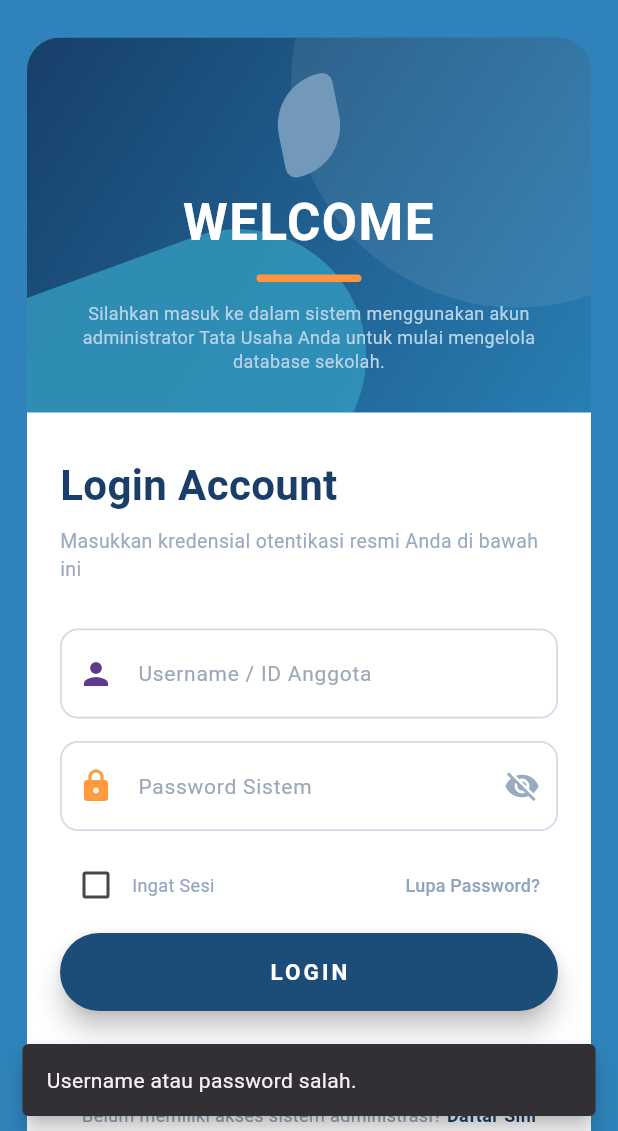
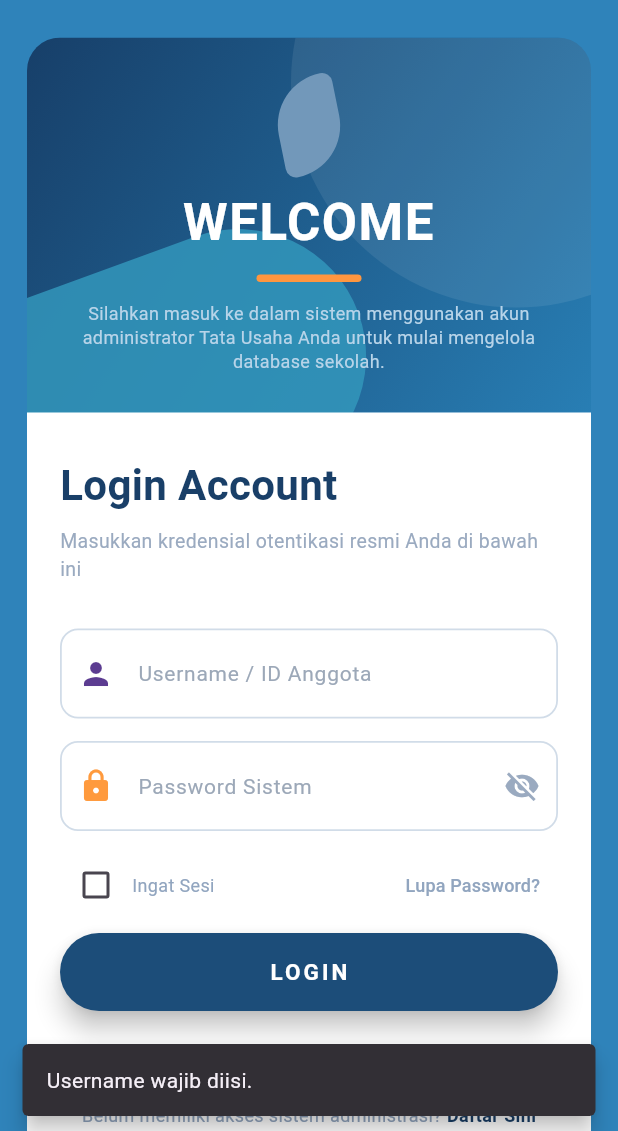
Before and after one commit to 2413025022RhosaThatiaAnista/sia_tu_mobile, a Flutter app: the screen it shows after launch, after a tap on "LOGIN", on a phone screen of 412 x 824 dp, the part 105-1236 px from its top. Run offline on Flutter 3.47's test engine with Material 3 defaults, Android fonts, the phone set to English and light mode, and no system bars; our stand-ins replace file_picker; Roboto replaces fonts that are missing (Arial).

Commit message:
Improve Login Page

```diff
--- a/lib/pages/login_page.dart
+++ b/lib/pages/login_page.dart
@@ -17,6 +17,7 @@ class _LoginPageState extends State<LoginPage> {
 
   bool rememberMe = false;
   bool hidePassword = true;
+  bool isLoading = false;
 
   @override
   void dispose() {
@@ -26,6 +27,10 @@ class _LoginPageState extends State<LoginPage> {
   }
 
   void showMessage(String message) {
+    if (!mounted) return;
+
+    ScaffoldMessenger.of(context).hideCurrentSnackBar();
+
     ScaffoldMessenger.of(context).showSnackBar(
       SnackBar(
         content: Text(message),
@@ -34,9 +39,48 @@ class _LoginPageState extends State<LoginPage> {
     );
   }
 
-  void login() {
+  Future<void> login() async {
+    if (isLoading) return;
+
     final String username = usernameController.text.trim();
     final String password = passwordController.text.trim();
+
+    // ==========================================================
+    // VALIDASI USERNAME
+    // ==========================================================
+
+    if (username.isEmpty) {
+      showMessage('Username wajib diisi.');
+      return;
+    }
+
+    // ==========================================================
+    // VALIDASI PASSWORD
+    // ==========================================================
+
+    if (password.isEmpty) {
+      showMessage('Password wajib diisi.');
+      return;
+    }
+
+    // ==========================================================
+    // LOADING LOGIN
+    // ==========================================================
+
+    setState(() {
+      isLoading = true;
+    });
+
+    // Simulasi proses autentikasi
+    await Future.delayed(
+      const Duration(milliseconds: 800),
+    );
+
+    if (!mounted) return;
+
+    // ==========================================================
+    // CEK AKUN
+    // ==========================================================
 
     if (username == 'admin' && password == 'admin123') {
       Navigator.pushReplacement(
@@ -46,7 +90,13 @@ class _LoginPageState extends State<LoginPage> {
         ),
       );
     } else {
-      showMessage('Username atau password salah.');
+      setState(() {
+        isLoading = false;
+      });
+
+      showMessage(
+        'Username atau password salah.',
+      );
     }
   }
 
@@ -60,7 +110,8 @@ class _LoginPageState extends State<LoginPage> {
         child: SafeArea(
           child: LayoutBuilder(
             builder: (context, constraints) {
-              final bool desktop = constraints.maxWidth >= 800;
+              final bool desktop =
+                  constraints.maxWidth >= 800;
 
               return SingleChildScrollView(
                 physics: const BouncingScrollPhysics(),
@@ -90,9 +141,7 @@ class _LoginPageState extends State<LoginPage> {
                                 size: 30,
                               ),
                             ),
-
                             const SizedBox(width: 14),
-
                             const Text(
                               'SIA-TU SEKOLAH',
                               style: TextStyle(
@@ -201,7 +250,8 @@ class _LoginPageState extends State<LoginPage> {
               width: 430,
               height: 430,
               decoration: BoxDecoration(
-                color: Colors.white.withValues(alpha: 0.08),
+                color:
+                    Colors.white.withValues(alpha: 0.08),
                 shape: BoxShape.circle,
               ),
             ),
@@ -218,7 +268,8 @@ class _LoginPageState extends State<LoginPage> {
                 decoration: BoxDecoration(
                   color: const Color(0xFF3296BB)
                       .withValues(alpha: 0.85),
-                  borderRadius: BorderRadius.circular(130),
+                  borderRadius:
+                      BorderRadius.circular(130),
                 ),
               ),
             ),
@@ -231,8 +282,10 @@ class _LoginPageState extends State<LoginPage> {
               width: 48,
               height: 48,
               decoration: BoxDecoration(
-                color: Colors.white.withValues(alpha: 0.10),
-                borderRadius: BorderRadius.circular(25),
+                color:
+                    Colors.white.withValues(alpha: 0.10),
+                borderRadius:
+                    BorderRadius.circular(25),
               ),
             ),
           ),
@@ -244,7 +297,8 @@ class _LoginPageState extends State<LoginPage> {
               width: 58,
               height: 58,
               decoration: BoxDecoration(
-                color: Colors.white.withValues(alpha: 0.10),
+                color:
+                    Colors.white.withValues(alpha: 0.10),
                 shape: BoxShape.circle,
               ),
             ),
@@ -254,7 +308,8 @@ class _LoginPageState extends State<LoginPage> {
             child: Padding(
               padding: const EdgeInsets.all(35),
               child: Column(
-                mainAxisAlignment: MainAxisAlignment.center,
+                mainAxisAlignment:
+                    MainAxisAlignment.center,
                 children: [
                   Transform.rotate(
                     angle: -0.2,
@@ -263,11 +318,16 @@ class _LoginPageState extends State<LoginPage> {
                       height: 90,
                       decoration: const BoxDecoration(
                         color: Color(0xFF7298BA),
-                        borderRadius: BorderRadius.only(
-                          topLeft: Radius.circular(50),
-                          topRight: Radius.circular(10),
-                          bottomLeft: Radius.circular(10),
-                          bottomRight: Radius.circular(50),
+                        borderRadius:
+                            BorderRadius.only(
+                          topLeft:
+                              Radius.circular(50),
+                          topRight:
+                              Radius.circular(10),
+                          bottomLeft:
+                              Radius.circular(10),
+                          bottomRight:
+                              Radius.circular(50),
                         ),
                       ),
                     ),
@@ -293,7 +353,8 @@ class _LoginPageState extends State<LoginPage> {
                     height: 6,
                     decoration: BoxDecoration(
                       color: const Color(0xFFFF963F),
-                      borderRadius: BorderRadius.circular(10),
+                      borderRadius:
+                          BorderRadius.circular(10),
                     ),
                   ),
 
@@ -347,7 +408,8 @@ class _LoginPageState extends State<LoginPage> {
               width: 300,
               height: 300,
               decoration: BoxDecoration(
-                color: Colors.white.withValues(alpha: 0.08),
+                color:
+                    Colors.white.withValues(alpha: 0.08),
                 shape: BoxShape.circle,
               ),
             ),
@@ -364,7 +426,8 @@ class _LoginPageState extends State<LoginPage> {
                 decoration: BoxDecoration(
                   color: const Color(0xFF3296BB)
                       .withValues(alpha: 0.85),
-                  borderRadius: BorderRadius.circular(130),
+                  borderRadius:
+                      BorderRadius.circular(130),
                 ),
               ),
             ),
@@ -377,7 +440,8 @@ class _LoginPageState extends State<LoginPage> {
                 vertical: 15,
               ),
               child: Column(
-                mainAxisAlignment: MainAxisAlignment.center,
+                mainAxisAlignment:
+                    MainAxisAlignment.center,
                 children: [
                   Transform.rotate(
                     angle: -0.2,
@@ -386,11 +450,16 @@ class _LoginPageState extends State<LoginPage> {
                       height: 65,
                       decoration: const BoxDecoration(
                         color: Color(0xFF7298BA),
-                        borderRadius: BorderRadius.only(
-                          topLeft: Radius.circular(40),
-                          topRight: Radius.circular(8),
-                          bottomLeft: Radius.circular(8),
-                          bottomRight: Radius.circular(40),
+                        borderRadius:
+                            BorderRadius.only(
+                          topLeft:
+                              Radius.circular(40),
+                          topRight:
+                              Radius.circular(8),
+                          bottomLeft:
+                              Radius.circular(8),
+                          bottomRight:
+                              Radius.circular(40),
                         ),
                       ),
                     ),
@@ -416,14 +485,16 @@ class _LoginPageState extends State<LoginPage> {
                     height: 5,
                     decoration: BoxDecoration(
                       color: const Color(0xFFFF963F),
-                      borderRadius: BorderRadius.circular(10),
+                      borderRadius:
+                          BorderRadius.circular(10),
                     ),
                   ),
 
                   const SizedBox(height: 13),
 
                   const Padding(
-                    padding: EdgeInsets.symmetric(horizontal: 8),
+                    padding:
+                        EdgeInsets.symmetric(horizontal: 8),
                     child: Text(
                       'Silahkan masuk ke dalam sistem menggunakan akun '
                       'administrator Tata Usaha Anda untuk mulai '
@@ -528,8 +599,13 @@ class _LoginPageState extends State<LoginPage> {
 
         const SizedBox(height: 30),
 
+        // ======================================================
+        // USERNAME
+        // ======================================================
+
         TextField(
           controller: usernameController,
+          textInputAction: TextInputAction.next,
           decoration: InputDecoration(
             hintText: 'Username / ID Anggota',
             hintStyle: TextStyle(
@@ -540,22 +616,26 @@ class _LoginPageState extends State<LoginPage> {
               Icons.person,
               color: Color(0xFF5C3C91),
             ),
-            contentPadding: const EdgeInsets.symmetric(
+            contentPadding:
+                const EdgeInsets.symmetric(
               vertical: 18,
               horizontal: 15,
             ),
             border: OutlineInputBorder(
-              borderRadius: BorderRadius.circular(12),
+              borderRadius:
+                  BorderRadius.circular(12),
             ),
             enabledBorder: OutlineInputBorder(
-              borderRadius: BorderRadius.circular(12),
+              borderRadius:
+                  BorderRadius.circular(12),
               borderSide: const BorderSide(
                 color: Color(0xFFD1DCE8),
                 width: 1.2,
               ),
             ),
             focusedBorder: OutlineInputBorder(
-              borderRadius: BorderRadius.circular(12),
+              borderRadius:
+                  BorderRadius.circular(12),
               borderSide: const BorderSide(
                 color: Color(0xFF287EB4),
                 width: 1.5,
@@ -566,9 +646,15 @@ class _LoginPageState extends State<LoginPage> {
 
         const SizedBox(height: 15),
 
+        // ======================================================
+        // PASSWORD
+        // ======================================================
+
         TextField(
           controller: passwordController,
           obscureText: hidePassword,
+          textInputAction: TextInputAction.done,
+          onSubmitted: (_) => login(),
           decoration: InputDecoration(
             hintText: 'Password Sistem',
             hintStyle: TextStyle(
@@ -592,22 +678,26 @@ class _LoginPageState extends State<LoginPage> {
                 color: const Color(0xFF9AAAC0),
               ),
             ),
-            contentPadding: const EdgeInsets.symmetric(
+            contentPadding:
+                const EdgeInsets.symmetric(
               vertical: 18,
               horizontal: 15,
             ),
             border: OutlineInputBorder(
-              borderRadius: BorderRadius.circular(12),
+              borderRadius:
+                  BorderRadius.circular(12),
             ),
             enabledBorder: OutlineInputBorder(
-              borderRadius: BorderRadius.circular(12),
+              borderRadius:
+                  BorderRadius.circular(12),
               borderSide: const BorderSide(
                 color: Color(0xFFD1DCE8),
                 width: 1.2,
               ),
             ),
             focusedBorder: OutlineInputBorder(
-              borderRadius: BorderRadius.circular(12),
+              borderRadius:
+                  BorderRadius.circular(12),
               borderSide: const BorderSide(
                 color: Color(0xFF287EB4),
                 width: 1.5,
@@ -618,30 +708,41 @@ class _LoginPageState extends State<LoginPage> {
 
         const SizedBox(height: 12),
 
+        // ======================================================
+        // REMEMBER ME
+        // ======================================================
+
         Row(
           children: [
             Checkbox(
               value: rememberMe,
-              onChanged: (value) {
+              onChanged: isLoading
+                  ? null
+                  : (value) {
                       setState(() {
-                  rememberMe = value ?? false;
+                        rememberMe =
+                            value ?? false;
                       });
                     },
-              activeColor: const Color(0xFF1D4D7A),
+              activeColor:
+                  const Color(0xFF1D4D7A),
             ),
 
             Expanded(
               child: Text(
                 'Ingat Sesi',
                 style: TextStyle(
-                  color: const Color(0xFF91A5BF),
+                  color:
+                      const Color(0xFF91A5BF),
                   fontSize: bottomFontSize,
                 ),
               ),
             ),
 
             TextButton(
-              onPressed: () {
+              onPressed: isLoading
+                  ? null
+                  : () {
                       showMessage(
                         'Fitur lupa password belum tersedia.',
                       );
@@ -649,7 +750,8 @@ class _LoginPageState extends State<LoginPage> {
               child: Text(
                 'Lupa Password?',
                 style: TextStyle(
-                  color: const Color(0xFF91A5BF),
+                  color:
+                      const Color(0xFF91A5BF),
                   fontSize: bottomFontSize,
                 ),
               ),
@@ -659,24 +761,46 @@ class _LoginPageState extends State<LoginPage> {
 
         const SizedBox(height: 8),
 
+        // ======================================================
+        // LOGIN BUTTON
+        // ======================================================
+
         SizedBox(
           width: double.infinity,
           height: buttonHeight,
           child: ElevatedButton(
-            onPressed: login,
+            onPressed: isLoading ? null : login,
             style: ElevatedButton.styleFrom(
-              backgroundColor: const Color(0xFF1C4D79),
+              backgroundColor:
+                  const Color(0xFF1C4D79),
               foregroundColor: Colors.white,
+              disabledBackgroundColor:
+                  const Color(0xFF7895AD),
               elevation: 7,
               shape: RoundedRectangleBorder(
-                borderRadius: BorderRadius.circular(35),
+                borderRadius:
+                    BorderRadius.circular(35),
               ),
             ),
-            child: Text(
+            child: isLoading
+                ? const SizedBox(
+                    width: 23,
+                    height: 23,
+                    child: CircularProgressIndicator(
+                      strokeWidth: 2.5,
+                      valueColor:
+                          AlwaysStoppedAnimation<
+                              Color>(
+                        Colors.white,
+                      ),
+                    ),
+                  )
+                : Text(
                     'LOGIN',
                     style: TextStyle(
                       fontSize: buttonFontSize,
-                fontWeight: FontWeight.bold,
+                      fontWeight:
+                          FontWeight.bold,
                       letterSpacing: 2,
                     ),
                   ),
@@ -692,6 +816,10 @@ class _LoginPageState extends State<LoginPage> {
 
         const SizedBox(height: 20),
 
+        // ======================================================
+        // DAFTAR
+        // ======================================================
+
         Center(
           child: Wrap(
             alignment: WrapAlignment.center,
@@ -699,13 +827,16 @@ class _LoginPageState extends State<LoginPage> {
               Text(
                 'Belum memiliki akses sistem administrasi? ',
                 style: TextStyle(
-                  color: const Color(0xFF91A5BF),
+                  color:
+                      const Color(0xFF91A5BF),
                   fontSize: bottomFontSize,
                 ),
               ),
 
               GestureDetector(
-                onTap: () {
+                onTap: isLoading
+                    ? null
+                    : () {
                         showMessage(
                           'Halaman pendaftaran belum tersedia.',
                         );
@@ -713,9 +844,11 @@ class _LoginPageState extends State<LoginPage> {
                 child: Text(
                   'Daftar Sini',
                   style: TextStyle(
-                    color: const Color(0xFF193F68),
+                    color:
+                        const Color(0xFF193F68),
                     fontSize: bottomFontSize,
-                    fontWeight: FontWeight.bold,
+                    fontWeight:
+                        FontWeight.bold,
                   ),
                 ),
               ),
```
Lines whose indentation alone changed are shown as unchanged.
